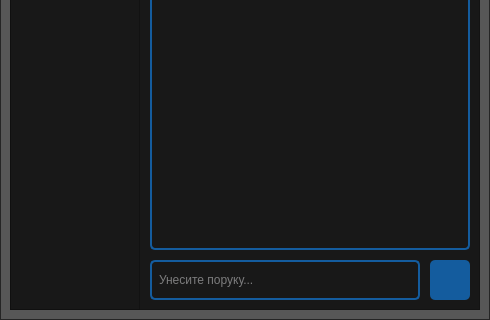
Before: the Qt Designer form application/ui/ui_chat.ui in nikola-supic/prelo, drawn with Qt 5; both pictures show x 0 to 490 and y 280 to 600 of the 490 by 600 pixel window.
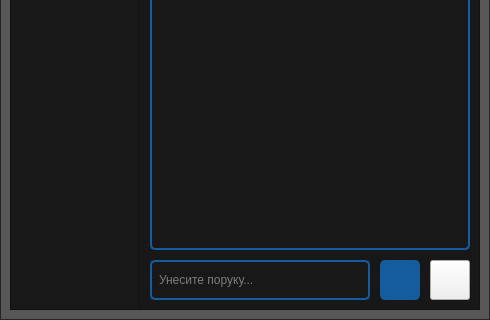
After: the same form once the commit is applied. The open tabs and pages were chosen to show the change. Icons and pictures are not drawn.

Commit message: chat UI (friend refresh button)

```diff
--- a/application/ui/ui_chat.ui
+++ b/application/ui/ui_chat.ui
@@ -464,7 +464,7 @@
         <widget class="QPushButton" name="btn_send_2">
          <property name="geometry">
           <rect>
-           <x>290</x>
+           <x>240</x>
            <y>460</y>
            <width>40</width>
            <height>40</height>
@@ -574,7 +574,7 @@
           <rect>
            <x>10</x>
            <y>460</y>
-           <width>270</width>
+           <width>220</width>
            <height>40</height>
           </rect>
          </property>
@@ -619,6 +619,35 @@
           <string>Учитавање порука...</string>
          </property>
         </widget>
+        <widget class="QPushButton" name="btn_refresh_2">
+         <property name="geometry">
+          <rect>
+           <x>290</x>
+           <y>460</y>
+           <width>40</width>
+           <height>40</height>
+          </rect>
+         </property>
+         <property name="font">
+          <font>
+           <family>Courier New</family>
+           <pointsize>9</pointsize>
+           <weight>50</weight>
+           <bold>false</bold>
+          </font>
+         </property>
+         <property name="styleSheet">
+          <string notr="true">QPushButton#btn_refresh_2 {
+	border-image: url(:/icons/images/icons/refresh.png);
+}
+QPushButton#btn_refresh_2:hover {
+	border-image: url(:/icons/images/icons/hover_refresh.png);
+}</string>
+         </property>
+         <property name="text">
+          <string/>
+         </property>
+        </widget>
        </widget>
       </widget>
      </widget>
```
The commit also changes 1 other file.
